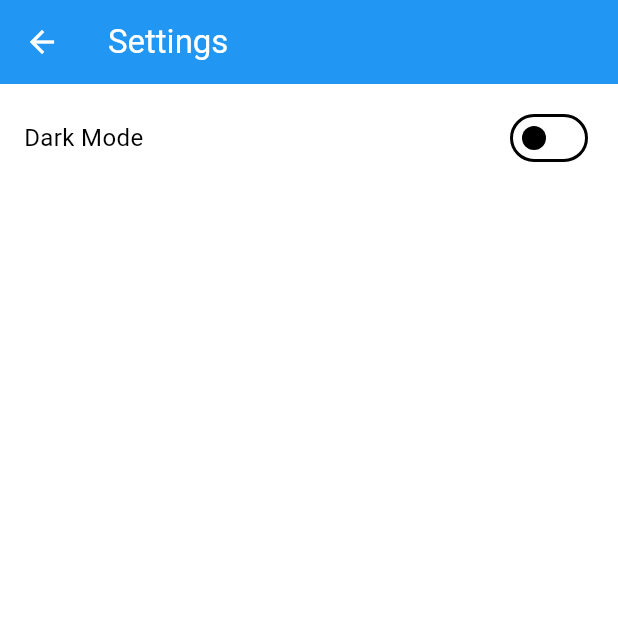
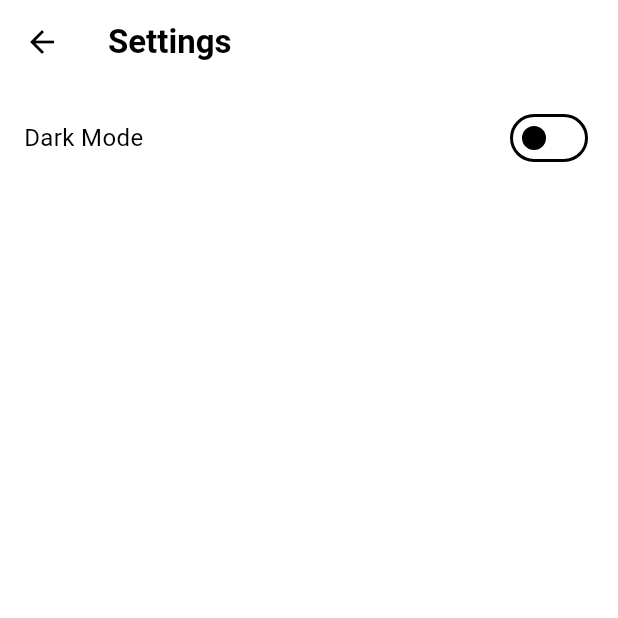
Before and after one commit to YashrajsinhYz/Task-Management-App, a Flutter app: the SettingsScreen screen opened directly, on a phone screen of 412 x 824 dp, the top half of it. Run offline on Flutter 3.47's test engine with Material 3 defaults, Android fonts, the phone set to English and light mode, and no system bars; our stand-ins replace flutter_riverpod, hive_flutter, sqflite; accounts and stored records are empty.

Commit message:
Design changes.

```diff
--- a/lib/utility/app_theme.dart
+++ b/lib/utility/app_theme.dart
@@ -3,69 +3,83 @@ import 'package:flutter/material.dart';
 class AppTheme {
   static ThemeData lightTheme = ThemeData(
     scaffoldBackgroundColor: Colors.white,
-    colorScheme: ColorScheme.light(primary: Colors.blue),
+    colorScheme: ColorScheme.light(primary: Colors.black),
     appBarTheme: AppBarTheme(
-      color: Colors.blue,
-      iconTheme: IconThemeData(color: Colors.white),
-      titleTextStyle: TextStyle(color: Colors.white, fontSize: 22),
+      color: Colors.white,
+      iconTheme: IconThemeData(color: Colors.black,weight: 1000),
+      titleTextStyle: TextStyle(color: Colors.black, fontSize: 22,fontWeight: FontWeight.bold),
     ),
     elevatedButtonTheme: ElevatedButtonThemeData(
       style: ElevatedButton.styleFrom(
-        backgroundColor: Colors.blue,
+        backgroundColor: Colors.black,
         foregroundColor: Colors.white,
       ),
     ),
     floatingActionButtonTheme: FloatingActionButtonThemeData(
-      backgroundColor: Colors.blue,
+      backgroundColor: Colors.black,
       foregroundColor: Colors.white,
     ),
     inputDecorationTheme: InputDecorationTheme(
       border: OutlineInputBorder(
         borderRadius: BorderRadius.circular(16),
-        borderSide: BorderSide(color: Colors.blue),
+        borderSide: BorderSide(color: Colors.black),
       ),
       focusedBorder: OutlineInputBorder(
         borderRadius: BorderRadius.circular(16),
-        borderSide: BorderSide(color: Colors.blue, width: 2),
+        borderSide: BorderSide(color: Colors.black, width: 2),
       ),
       enabledBorder: OutlineInputBorder(
         borderRadius: BorderRadius.circular(16),
         borderSide: BorderSide(color: Colors.grey),
       ),
     ),
+    listTileTheme: ListTileThemeData(
+      visualDensity: VisualDensity.comfortable,
+      shape: OutlineInputBorder(
+        borderSide: BorderSide(width: 1.5, color: Colors.black),
+        borderRadius: BorderRadius.circular(16),
+      ),
+    ),
   );
 
   static ThemeData darkTheme = ThemeData(
     scaffoldBackgroundColor: Colors.grey.shade900,
-    colorScheme: ColorScheme.dark(primary: Colors.teal),
+    colorScheme: ColorScheme.dark(primary: Colors.grey.shade900),
     appBarTheme: AppBarTheme(
-      color: Colors.teal,
-      iconTheme: IconThemeData(color: Colors.grey.shade900),
-      titleTextStyle: TextStyle(color: Colors.grey.shade900, fontSize: 22),
+      color: Colors.grey.shade900,
+      iconTheme: IconThemeData(color: Colors.white),
+      titleTextStyle: TextStyle(color: Colors.white, fontSize: 22),
     ),
     elevatedButtonTheme: ElevatedButtonThemeData(
       style: ElevatedButton.styleFrom(
-        backgroundColor: Colors.teal,
+        backgroundColor: Colors.grey.shade900,
         foregroundColor: Colors.black,
       ),
     ),
     floatingActionButtonTheme: FloatingActionButtonThemeData(
-      backgroundColor: Colors.teal,
+      backgroundColor: Colors.grey.shade900,
       foregroundColor: Colors.black,
     ),
     inputDecorationTheme: InputDecorationTheme(
       border: OutlineInputBorder(
         borderRadius: BorderRadius.circular(16),
-        borderSide: BorderSide(color: Colors.teal),
+        borderSide: BorderSide(color: Colors.grey.shade900),
       ),
       focusedBorder: OutlineInputBorder(
         borderRadius: BorderRadius.circular(16),
-        borderSide: BorderSide(color: Colors.teal, width: 2),
+        borderSide: BorderSide(color: Colors.grey.shade900, width: 2),
       ),
       enabledBorder: OutlineInputBorder(
         borderRadius: BorderRadius.circular(16),
         borderSide: BorderSide(color: Colors.grey),
       ),
     ),
+    listTileTheme: ListTileThemeData(
+      visualDensity: VisualDensity.comfortable,
+      shape: OutlineInputBorder(
+        borderSide: BorderSide(width: 1.5, color: Colors.white),
+        borderRadius: BorderRadius.circular(16),
+      ),
+    ),
   );
 }
```
Also changed, not shown: lib/models/task_model.dart (+6 -6 lines), lib/views/add_edit_task_screen.dart (+4 -5 lines), lib/views/home_screen.dart (+88 -8 lines), lib/widgets/task_tile_widget.dart (+9 -3 lines).
